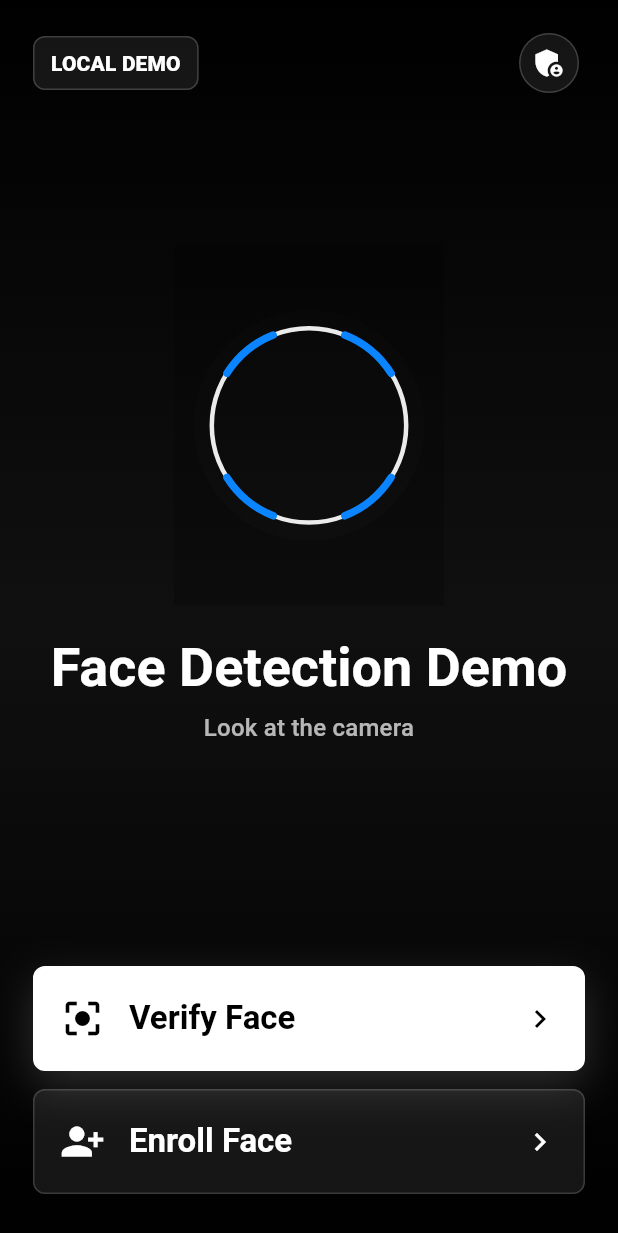
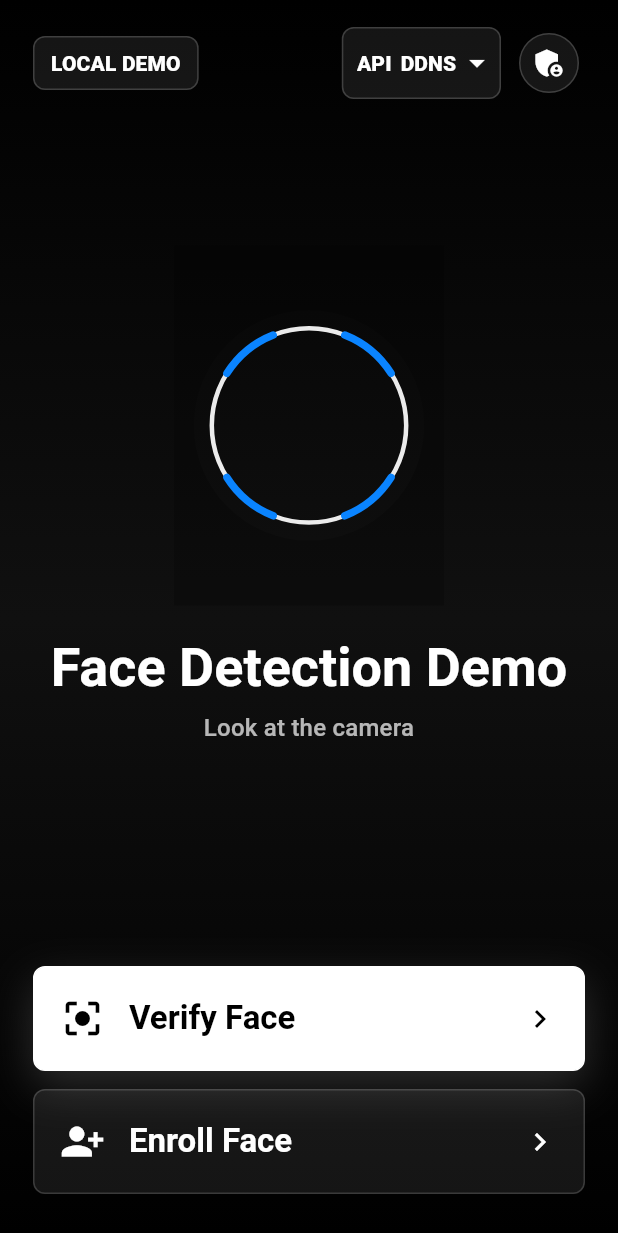
Before and after one commit to mcscoder/face-detection-system, a Flutter app: the screen it shows after launch, on a phone screen of 412 x 824 dp. Shown: the top 1233 px of the screen. Run offline on Flutter 3.47's test engine with Material 3 defaults, Android fonts, the phone set to English and light mode, and no system bars; our stand-ins replace camera; network calls fail.

Commit message:
multiple provider supported

```diff
--- /dev/null
+++ b/client/lib/api/api_provider.dart
@@ -0,0 +1,24 @@
+class ApiProviderOption {
+  const ApiProviderOption({required this.label, required this.baseUrl});
+
+  final String label;
+  final Uri baseUrl;
+}
+
+final apiProviderOptions = [
+  ApiProviderOption(
+    label: 'DDNS',
+    baseUrl: Uri.parse('http://theunseenblade.ddns.net:8000'),
+  ),
+  ApiProviderOption(
+    label: 'Ngrok',
+    baseUrl: Uri.parse('https://subtepid-setsuko-canthal.ngrok-free.dev'),
+  ),
+];
+
+ApiProviderOption apiProviderForUrl(String? url) {
+  return apiProviderOptions.firstWhere(
+    (provider) => provider.baseUrl.toString() == url,
+    orElse: () => apiProviderOptions.first,
+  );
+}
--- a/client/lib/app.dart
+++ b/client/lib/app.dart
@@ -1,26 +1,33 @@
 import 'package:flutter/material.dart';
 
 import 'api/api_client.dart';
+import 'api/api_provider.dart';
 import 'api/api_transport.dart';
+import 'api/live_api_transport.dart';
 import 'screens/shell_screen.dart';
 import 'state/app_controller.dart';
 
 class FaceDetectionClientApp extends StatefulWidget {
-  const FaceDetectionClientApp({super.key, required this.transport});
+  const FaceDetectionClientApp({
+    super.key,
+    required this.initialApiProvider,
+  });
 
-  final ApiTransport transport;
+  final ApiProviderOption initialApiProvider;
 
   @override
   State<FaceDetectionClientApp> createState() => _FaceDetectionClientAppState();
 }
 
 class _FaceDetectionClientAppState extends State<FaceDetectionClientApp> {
-  late final AppController controller;
+  late ApiProviderOption selectedApiProvider;
+  late AppController controller;
 
   @override
   void initState() {
     super.initState();
-    controller = AppController(ApiClient(widget.transport))..loadServerInfo();
+    selectedApiProvider = widget.initialApiProvider;
+    controller = _createController(selectedApiProvider)..loadServerInfo();
   }
 
   @override
@@ -89,7 +96,26 @@ class _FaceDetectionClientAppState extends State<FaceDetectionClientApp> {
           ),
         ),
       ),
-      home: ShellScreen(controller: controller),
+      home: ShellScreen(
+        controller: controller,
+        selectedApiProvider: selectedApiProvider,
+        apiProviders: apiProviderOptions,
+        onApiProviderChanged: _changeApiProvider,
+      ),
     );
   }
+
+  AppController _createController(ApiProviderOption provider) {
+    final ApiTransport transport = createLiveApiTransport(provider.baseUrl);
+    return AppController(ApiClient(transport));
+  }
+
+  void _changeApiProvider(ApiProviderOption provider) {
+    if (provider == selectedApiProvider) return;
+    controller.dispose();
+    setState(() {
+      selectedApiProvider = provider;
+      controller = _createController(provider)..loadServerInfo();
+    });
+  }
 }
--- a/client/lib/main.dart
+++ b/client/lib/main.dart
@@ -3,21 +3,19 @@ import 'dart:convert';
 import 'package:flutter/material.dart';
 import 'package:flutter/services.dart';
 
-import 'api/api_transport.dart';
-import 'api/live_api_transport.dart';
+import 'api/api_provider.dart';
 import 'app.dart';
 
 const _apiBaseUrl = String.fromEnvironment('FACE_API_BASE_URL');
 
 Future<void> main() async {
   WidgetsFlutterBinding.ensureInitialized();
-  runApp(FaceDetectionClientApp(transport: await _transport()));
-}
-
-Future<ApiTransport> _transport() async {
   final envUrl = _apiBaseUrl.isNotEmpty ? _apiBaseUrl : await _envApiBaseUrl();
-  if (envUrl == null || envUrl.isEmpty) return const DemoApiTransport();
-  return createLiveApiTransport(Uri.parse(envUrl));
+  runApp(
+    FaceDetectionClientApp(
+      initialApiProvider: apiProviderForUrl(envUrl),
+    ),
+  );
 }
 
 Future<String?> _envApiBaseUrl() async {
--- a/client/lib/screens/shell_screen.dart
+++ b/client/lib/screens/shell_screen.dart
@@ -1,5 +1,6 @@
 import 'package:flutter/material.dart';
 
+import '../api/api_provider.dart';
 import '../state/app_controller.dart';
 import 'capture_screen.dart';
 import 'enrollment_screen.dart';
@@ -12,9 +13,18 @@ import 'user_enrollment_screen.dart';
 import 'user_home_screen.dart';
 
 class ShellScreen extends StatefulWidget {
-  const ShellScreen({super.key, required this.controller});
+  const ShellScreen({
+    super.key,
+    required this.controller,
+    this.selectedApiProvider,
+    this.apiProviders,
+    this.onApiProviderChanged,
+  });
 
   final AppController controller;
+  final ApiProviderOption? selectedApiProvider;
+  final List<ApiProviderOption>? apiProviders;
+  final ValueChanged<ApiProviderOption>? onApiProviderChanged;
 
   @override
   State<ShellScreen> createState() => _ShellScreenState();
@@ -31,6 +41,7 @@ class _ShellScreenState extends State<ShellScreen> {
       builder: (context, _) {
         final state = widget.controller.value;
         if (!state.isLoggedIn) {
+          final apiProviders = widget.apiProviders ?? apiProviderOptions;
           if (showManagerLogin) {
             return LoginScreen(
               controller: widget.controller,
@@ -57,6 +68,10 @@ class _ShellScreenState extends State<ShellScreen> {
               );
             },
             onManagerLogin: () => setState(() => showManagerLogin = true),
+            selectedApiProvider:
+                widget.selectedApiProvider ?? apiProviders.first,
+            apiProviders: apiProviders,
+            onApiProviderChanged: widget.onApiProviderChanged ?? (_) {},
           );
         }
         final screens = [
--- a/client/lib/screens/user_home_screen.dart
+++ b/client/lib/screens/user_home_screen.dart
@@ -1,6 +1,9 @@
 import 'package:flutter/material.dart';
 
+import '../api/api_provider.dart';
+import '../widgets/api_provider_dropdown.dart';
 import '../widgets/face_oval_guide.dart';
+import '../widgets/user_home_demo_badge.dart';
 
 class UserHomeScreen extends StatelessWidget {
   const UserHomeScreen({
@@ -8,11 +11,17 @@ class UserHomeScreen extends StatelessWidget {
     required this.onVerifyFace,
     required this.onEnrollFace,
     required this.onManagerLogin,
+    required this.selectedApiProvider,
+    required this.apiProviders,
+    required this.onApiProviderChanged,
   });
 
   final VoidCallback onVerifyFace;
   final VoidCallback onEnrollFace;
   final VoidCallback onManagerLogin;
+  final ApiProviderOption selectedApiProvider;
+  final List<ApiProviderOption> apiProviders;
+  final ValueChanged<ApiProviderOption> onApiProviderChanged;
 
   @override
   Widget build(BuildContext context) {
@@ -37,8 +46,14 @@ class UserHomeScreen extends StatelessWidget {
                   children: [
                     Row(
                       children: [
-                        const _DemoBadge(),
+                        const UserHomeDemoBadge(),
                         const Spacer(),
+                        ApiProviderDropdown(
+                          selectedProvider: selectedApiProvider,
+                          providers: apiProviders,
+                          onChanged: onApiProviderChanged,
+                        ),
+                        const SizedBox(width: 8),
                         IconButton(
                           tooltip: 'Manager',
                           onPressed: onManagerLogin,
@@ -108,31 +123,6 @@ class UserHomeScreen extends StatelessWidget {
   }
 }
 
-class _DemoBadge extends StatelessWidget {
-  const _DemoBadge();
-
-  @override
-  Widget build(BuildContext context) {
-    return DecoratedBox(
-      decoration: BoxDecoration(
-        color: Colors.white.withValues(alpha: 0.08),
-        border: Border.all(color: Colors.white.withValues(alpha: 0.18)),
-        borderRadius: BorderRadius.circular(8),
-      ),
-      child: Padding(
-        padding: const EdgeInsets.symmetric(horizontal: 12, vertical: 8),
-        child: Text(
-          'LOCAL DEMO',
-          style: Theme.of(context).textTheme.labelLarge?.copyWith(
-                color: Colors.white,
-                fontWeight: FontWeight.w800,
-              ),
-        ),
-      ),
-    );
-  }
-}
-
 class _UserActionCard extends StatelessWidget {
   const _UserActionCard({
     required this.icon,
--- /dev/null
+++ b/client/lib/widgets/api_provider_dropdown.dart
@@ -0,0 +1,59 @@
+import 'package:flutter/material.dart';
+
+import '../api/api_provider.dart';
+
+class ApiProviderDropdown extends StatelessWidget {
+  const ApiProviderDropdown({
+    super.key,
+    required this.selectedProvider,
+    required this.providers,
+    required this.onChanged,
+  });
+
+  final ApiProviderOption selectedProvider;
+  final List<ApiProviderOption> providers;
+  final ValueChanged<ApiProviderOption> onChanged;
+
+  @override
+  Widget build(BuildContext context) {
+    return DecoratedBox(
+      decoration: BoxDecoration(
+        color: Colors.white.withValues(alpha: 0.08),
+        border: Border.all(color: Colors.white.withValues(alpha: 0.18)),
+        borderRadius: BorderRadius.circular(8),
+      ),
+      child: Padding(
+        padding: const EdgeInsets.only(left: 10, right: 4),
+        child: DropdownButtonHideUnderline(
+          child: DropdownButton<ApiProviderOption>(
+            value: selectedProvider,
+            dropdownColor: const Color(0xff111111),
+            iconEnabledColor: Colors.white,
+            style: Theme.of(context).textTheme.labelLarge?.copyWith(
+                  color: Colors.white,
+                  fontWeight: FontWeight.w800,
+                ),
+            items: [
+              for (final provider in providers)
+                DropdownMenuItem(value: provider, child: Text(provider.label)),
+            ],
+            selectedItemBuilder: (context) => [
+              for (final provider in providers)
+                Row(
+                  mainAxisSize: MainAxisSize.min,
+                  children: [
+                    const Text('API'),
+                    const SizedBox(width: 6),
+                    Text(provider.label),
+                  ],
+                ),
+            ],
+            onChanged: (provider) {
+              if (provider != null) onChanged(provider);
+            },
+          ),
+        ),
+      ),
+    );
+  }
+}
--- /dev/null
+++ b/client/lib/widgets/user_home_demo_badge.dart
@@ -0,0 +1,26 @@
+import 'package:flutter/material.dart';
+
+class UserHomeDemoBadge extends StatelessWidget {
+  const UserHomeDemoBadge({super.key});
+
+  @override
+  Widget build(BuildContext context) {
+    return DecoratedBox(
+      decoration: BoxDecoration(
+        color: Colors.white.withValues(alpha: 0.08),
+        border: Border.all(color: Colors.white.withValues(alpha: 0.18)),
+        borderRadius: BorderRadius.circular(8),
+      ),
+      child: Padding(
+        padding: const EdgeInsets.symmetric(horizontal: 12, vertical: 8),
+        child: Text(
+          'LOCAL DEMO',
+          style: Theme.of(context).textTheme.labelLarge?.copyWith(
+                color: Colors.white,
+                fontWeight: FontWeight.w800,
+              ),
+        ),
+      ),
+    );
+  }
+}
```
Also changed, not shown: 3 other files.
